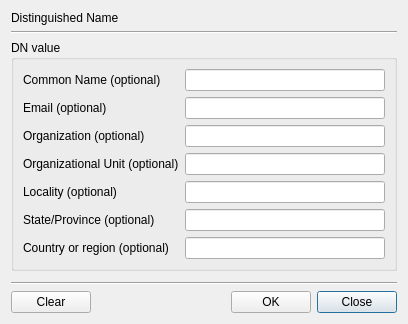
The window that CertMan/make_dn_dlg.ui (jykim74/CertMan) describes before a commit, drawn with Qt 5.
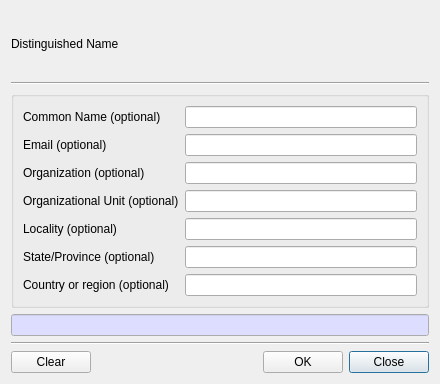
The same window after the commit.

Patch:
```diff
--- a/CertMan/make_dn_dlg.ui
+++ b/CertMan/make_dn_dlg.ui
@@ -6,8 +6,8 @@
    <rect>
     <x>0</x>
     <y>0</y>
-    <width>406</width>
-    <height>324</height>
+    <width>440</width>
+    <height>384</height>
    </rect>
   </property>
   <property name="windowTitle">
@@ -31,7 +31,7 @@
    <item>
     <widget class="QGroupBox" name="groupBox">
      <property name="title">
-      <string>DN value</string>
+      <string/>
      </property>
      <layout class="QVBoxLayout" name="verticalLayout_2">
       <item>
@@ -119,17 +119,38 @@
     </widget>
    </item>
    <item>
-    <spacer name="verticalSpacer">
-     <property name="orientation">
-      <enum>Qt::Vertical</enum>
+    <widget class="QLineEdit" name="mDNText">
+     <property name="palette">
+      <palette>
+       <active>
+        <colorrole role="Base">
+         <brush brushstyle="SolidPattern">
+          <color alpha="255">
+           <red>221</red>
+           <green>221</green>
+           <blue>255</blue>
+          </color>
+         </brush>
+        </colorrole>
+       </active>
+       <inactive>
+        <colorrole role="Base">
+         <brush brushstyle="SolidPattern">
+          <color alpha="255">
+           <red>221</red>
+           <green>221</green>
+           <blue>255</blue>
+          </color>
+         </brush>
+        </colorrole>
+       </inactive>
+       <disabled/>
+      </palette>
      </property>
-     <property name="sizeHint" stdset="0">
-      <size>
-       <width>20</width>
-       <height>40</height>
-      </size>
+     <property name="readOnly">
+      <bool>true</bool>
      </property>
-    </spacer>
+    </widget>
    </item>
    <item>
     <widget class="Line" name="line_2">
```
